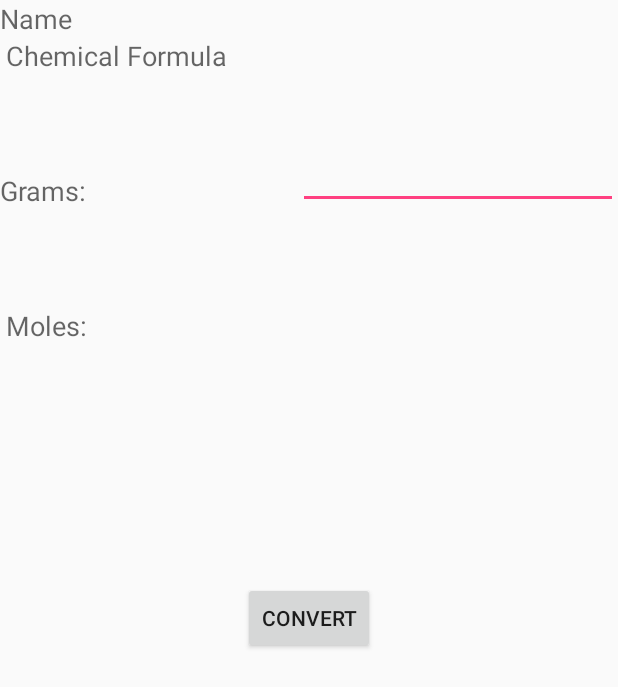
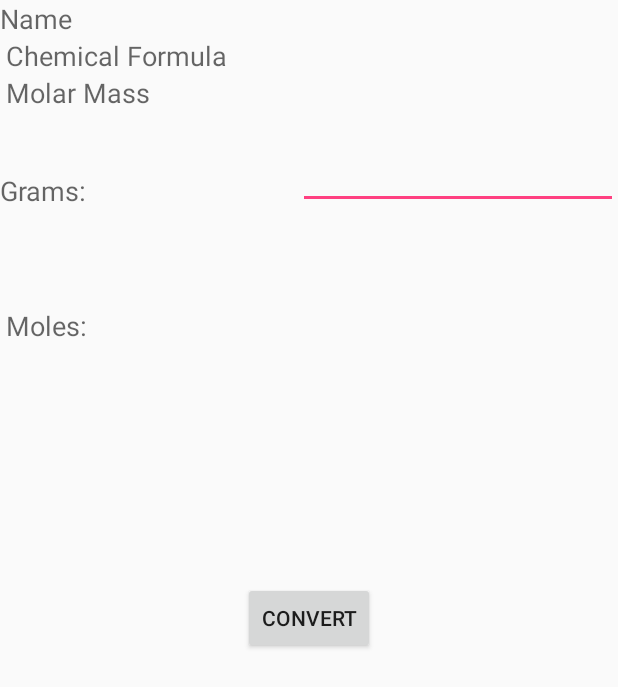
Before and after one commit to tayl/se-chemistry, an Android app: the layout activity_mole.xml on its own in the app's theme, with its tools: preview values and no code run, on a phone screen of 412 x 824 dp. Shown: the top 687 px of the screen. Run offline under Robolectric (Android 15) with nearby library versions, the phone set to English and light mode, and no system bars.

Commit message:
MoleActivity
Added the Grams to Moles converter activity, called from the long Press
method in ChemItemActivity

```diff
--- a/ChemWorking/app/src/main/res/layout/activity_mole.xml
+++ b/ChemWorking/app/src/main/res/layout/activity_mole.xml
@@ -82,4 +82,14 @@
         android:layout_alignLeft="@+id/textMoles"
         android:layout_alignStart="@+id/textMoles" />
 
+    <TextView
+        android:layout_width="wrap_content"
+        android:layout_height="wrap_content"
+        android:textAppearance="?android:attr/textAppearanceMedium"
+        android:text="Molar Mass"
+        android:id="@+id/textChemItemMolMass"
+        android:layout_below="@+id/textChemItemFormula"
+        android:layout_alignLeft="@+id/textChemItemFormula"
+        android:layout_alignStart="@+id/textChemItemFormula" />
+
 </RelativeLayout>
```
Also changed, not shown: ChemWorking/app/src/main/java/example/com/chem/ChemItemActivity.java (+13 -24 lines), ChemWorking/app/src/main/java/example/com/chem/MainActivity.java (+2 -7 lines), ChemWorking/app/src/main/java/example/com/chem/MoleActivity.java (+4 -3 lines), 1 other file.
